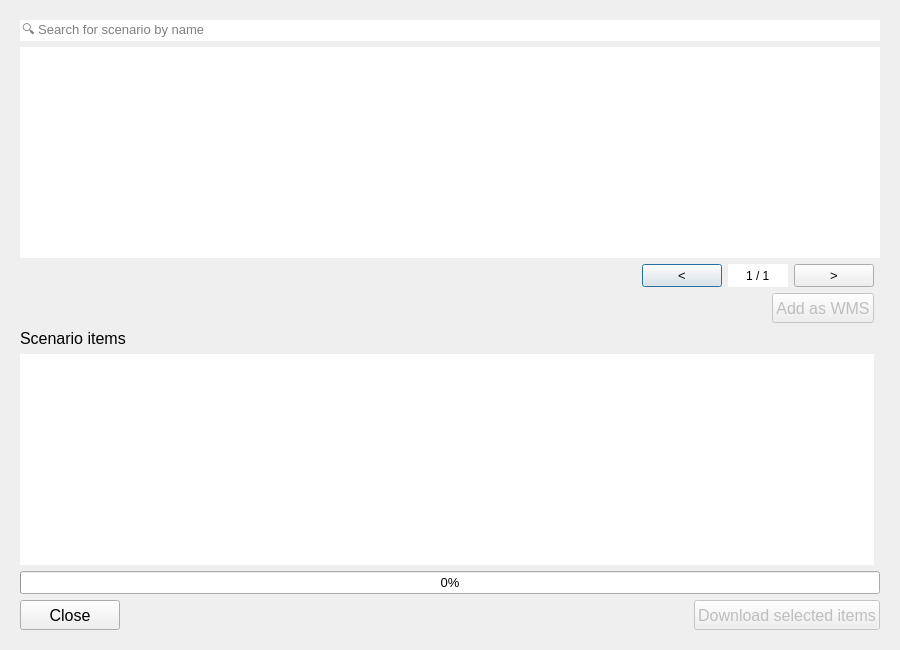
Qt form lizard_qgis_plugin/widgets/ui/scenario_archive_browser.ui (nens/lizard-qgis-plugin) before a commit.
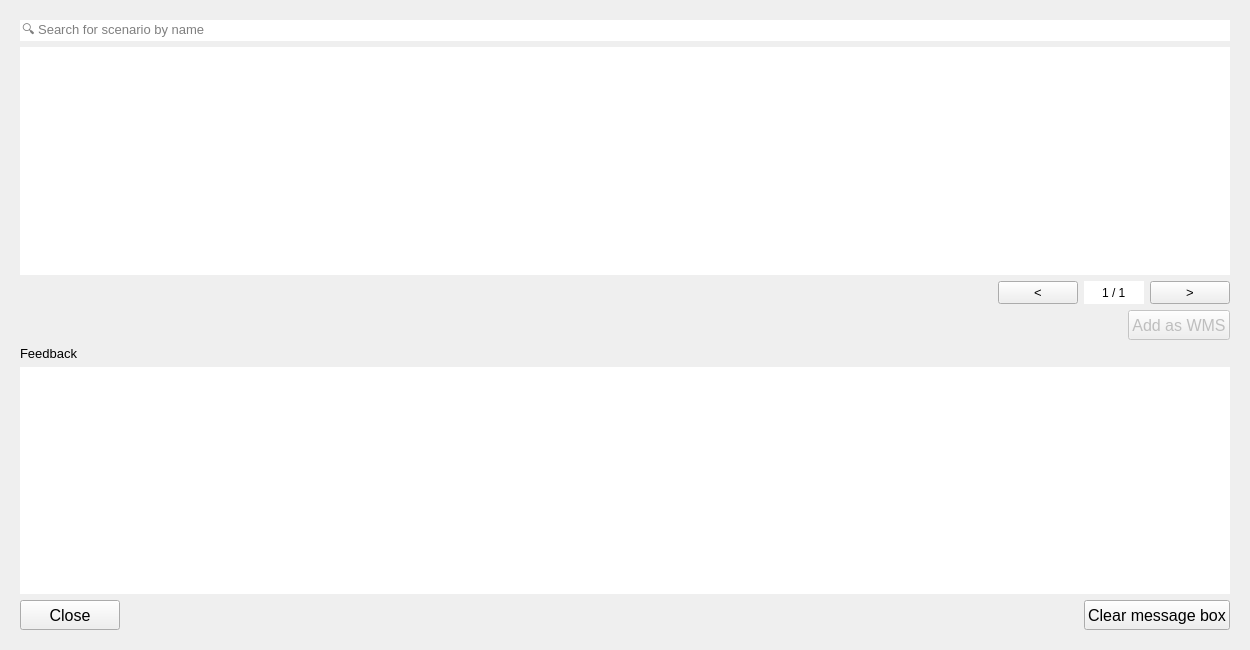
The same form after that commit.

Commit message: Renamed plugin to Lizard.

What changed in the file:
```diff
--- a/lizard_qgis_plugin/widgets/ui/scenario_archive_browser.ui
+++ b/lizard_qgis_plugin/widgets/ui/scenario_archive_browser.ui
@@ -6,7 +6,7 @@
    <rect>
     <x>0</x>
     <y>0</y>
-    <width>900</width>
+    <width>1250</width>
     <height>650</height>
    </rect>
   </property>
@@ -29,7 +29,193 @@
       </size>
      </property>
      <layout class="QGridLayout" name="gridLayout_8">
-      <item row="2" column="0">
+      <item row="1" column="0" colspan="2">
+       <widget class="QTreeView" name="scenario_tv">
+        <property name="font">
+         <font>
+          <pointsize>10</pointsize>
+         </font>
+        </property>
+        <property name="frameShape">
+         <enum>QFrame::NoFrame</enum>
+        </property>
+        <property name="editTriggers">
+         <set>QAbstractItemView::NoEditTriggers</set>
+        </property>
+        <property name="sortingEnabled">
+         <bool>true</bool>
+        </property>
+        <attribute name="headerShowSortIndicator" stdset="0">
+         <bool>true</bool>
+        </attribute>
+       </widget>
+      </item>
+      <item row="3" column="0" colspan="2">
+       <layout class="QHBoxLayout" name="horizontalLayout_3">
+        <property name="bottomMargin">
+         <number>0</number>
+        </property>
+        <item>
+         <spacer name="horizontalSpacer_8">
+          <property name="orientation">
+           <enum>Qt::Horizontal</enum>
+          </property>
+          <property name="sizeHint" stdset="0">
+           <size>
+            <width>40</width>
+            <height>20</height>
+           </size>
+          </property>
+         </spacer>
+        </item>
+        <item>
+         <widget class="QPushButton" name="pb_add_wms">
+          <property name="enabled">
+           <bool>false</bool>
+          </property>
+          <property name="minimumSize">
+           <size>
+            <width>100</width>
+            <height>30</height>
+           </size>
+          </property>
+          <property name="maximumSize">
+           <size>
+            <width>16777215</width>
+            <height>16777215</height>
+           </size>
+          </property>
+          <property name="font">
+           <font>
+            <family>Segoe UI</family>
+            <pointsize>12</pointsize>
+           </font>
+          </property>
+          <property name="text">
+           <string>Add as WMS</string>
+          </property>
+         </widget>
+        </item>
+       </layout>
+      </item>
+      <item row="0" column="0" colspan="2">
+       <widget class="QLineEdit" name="scenario_search_le">
+        <property name="font">
+         <font>
+          <family>Segoe UI</family>
+          <pointsize>10</pointsize>
+         </font>
+        </property>
+        <property name="frame">
+         <bool>false</bool>
+        </property>
+        <property name="placeholderText">
+         <string>🔍 Search for scenario by name</string>
+        </property>
+       </widget>
+      </item>
+      <item row="5" column="0" colspan="2">
+       <widget class="QListView" name="feedback_lv">
+        <property name="font">
+         <font>
+          <pointsize>10</pointsize>
+         </font>
+        </property>
+        <property name="frameShape">
+         <enum>QFrame::NoFrame</enum>
+        </property>
+        <property name="editTriggers">
+         <set>QAbstractItemView::NoEditTriggers</set>
+        </property>
+       </widget>
+      </item>
+      <item row="6" column="0" colspan="2">
+       <layout class="QHBoxLayout" name="horizontalLayout_2">
+        <property name="bottomMargin">
+         <number>0</number>
+        </property>
+        <item>
+         <widget class="QPushButton" name="pb_close">
+          <property name="minimumSize">
+           <size>
+            <width>100</width>
+            <height>30</height>
+           </size>
+          </property>
+          <property name="maximumSize">
+           <size>
+            <width>16777215</width>
+            <height>16777215</height>
+           </size>
+          </property>
+          <property name="font">
+           <font>
+            <family>Segoe UI</family>
+            <pointsize>12</pointsize>
+           </font>
+          </property>
+          <property name="text">
+           <string>Close</string>
+          </property>
+         </widget>
+        </item>
+        <item>
+         <spacer name="horizontalSpacer_7">
+          <property name="orientation">
+           <enum>Qt::Horizontal</enum>
+          </property>
+          <property name="sizeHint" stdset="0">
+           <size>
+            <width>40</width>
+            <height>20</height>
+           </size>
+          </property>
+         </spacer>
+        </item>
+        <item>
+         <widget class="QPushButton" name="pb_clear_feedback">
+          <property name="enabled">
+           <bool>true</bool>
+          </property>
+          <property name="minimumSize">
+           <size>
+            <width>100</width>
+            <height>30</height>
+           </size>
+          </property>
+          <property name="maximumSize">
+           <size>
+            <width>16777215</width>
+            <height>16777215</height>
+           </size>
+          </property>
+          <property name="font">
+           <font>
+            <family>Segoe UI</family>
+            <pointsize>12</pointsize>
+           </font>
+          </property>
+          <property name="text">
+           <string>Clear message box</string>
+          </property>
+         </widget>
+        </item>
+       </layout>
+      </item>
+      <item row="4" column="0">
+       <widget class="QLabel" name="label">
+        <property name="font">
+         <font>
+          <family>Segoe UI</family>
+          <pointsize>10</pointsize>
+         </font>
+        </property>
+        <property name="text">
+         <string>Feedback</string>
+        </property>
+       </widget>
+      </item>
+      <item row="2" column="0" colspan="2">
        <layout class="QHBoxLayout" name="horizontalLayout">
         <property name="topMargin">
          <number>0</number>
@@ -72,6 +258,7 @@
           </property>
           <property name="font">
            <font>
+            <family>Segoe UI</family>
             <pointsize>10</pointsize>
            </font>
           </property>
@@ -97,6 +284,11 @@
             <height>20</height>
            </size>
           </property>
+          <property name="font">
+           <font>
+            <family>Segoe UI</family>
+           </font>
+          </property>
           <property name="focusPolicy">
            <enum>Qt::StrongFocus</enum>
           </property>
@@ -142,6 +334,7 @@
           </property>
           <property name="font">
            <font>
+            <family>Segoe UI</family>
             <pointsize>10</pointsize>
            </font>
           </property>
@@ -152,202 +345,6 @@
         </item>
        </layout>
       </item>
-      <item row="1" column="0" colspan="2">
-       <widget class="QTreeView" name="scenario_tv">
-        <property name="font">
-         <font>
-          <pointsize>10</pointsize>
-         </font>
-        </property>
-        <property name="frameShape">
-         <enum>QFrame::NoFrame</enum>
-        </property>
-        <property name="editTriggers">
-         <set>QAbstractItemView::NoEditTriggers</set>
-        </property>
-        <property name="sortingEnabled">
-         <bool>true</bool>
-        </property>
-        <attribute name="headerShowSortIndicator" stdset="0">
-         <bool>true</bool>
-        </attribute>
-       </widget>
-      </item>
-      <item row="4" column="0">
-       <widget class="QLabel" name="label">
-        <property name="font">
-         <font>
-          <pointsize>12</pointsize>
-         </font>
-        </property>
-        <property name="text">
-         <string>Scenario items</string>
-        </property>
-       </widget>
-      </item>
-      <item row="7" column="0" colspan="2">
-       <layout class="QHBoxLayout" name="horizontalLayout_2">
-        <property name="bottomMargin">
-         <number>0</number>
-        </property>
-        <item>
-         <widget class="QPushButton" name="pb_close">
-          <property name="minimumSize">
-           <size>
-            <width>100</width>
-            <height>30</height>
-           </size>
-          </property>
-          <property name="maximumSize">
-           <size>
-            <width>16777215</width>
-            <height>16777215</height>
-           </size>
-          </property>
-          <property name="font">
-           <font>
-            <pointsize>12</pointsize>
-           </font>
-          </property>
-          <property name="text">
-           <string>Close</string>
-          </property>
-         </widget>
-        </item>
-        <item>
-         <spacer name="horizontalSpacer_7">
-          <property name="orientation">
-           <enum>Qt::Horizontal</enum>
-          </property>
-          <property name="sizeHint" stdset="0">
-           <size>
-            <width>40</width>
-            <height>20</height>
-           </size>
-          </property>
-         </spacer>
-        </item>
-        <item>
-         <widget class="QPushButton" name="pb_download">
-          <property name="enabled">
-           <bool>false</bool>
-          </property>
-          <property name="minimumSize">
-           <size>
-            <width>100</width>
-            <height>30</height>
-           </size>
-          </property>
-          <property name="maximumSize">
-           <size>
-            <width>16777215</width>
-            <height>16777215</height>
-           </size>
-          </property>
-          <property name="font">
-           <font>
-            <pointsize>12</pointsize>
-           </font>
-          </property>
-          <property name="text">
-           <string>Download selected items</string>
-          </property>
-         </widget>
-        </item>
-       </layout>
-      </item>
-      <item row="0" column="0" colspan="2">
-       <widget class="QLineEdit" name="scenario_search_le">
-        <property name="font">
-         <font>
-          <pointsize>10</pointsize>
-         </font>
-        </property>
-        <property name="frame">
-         <bool>false</bool>
-        </property>
-        <property name="placeholderText">
-         <string>🔍 Search for scenario by name</string>
-        </property>
-       </widget>
-      </item>
-      <item row="5" column="0">
-       <widget class="QTreeView" name="scenario_items_tv">
-        <property name="font">
-         <font>
-          <pointsize>10</pointsize>
-         </font>
-        </property>
-        <property name="frameShape">
-         <enum>QFrame::NoFrame</enum>
-        </property>
-        <property name="editTriggers">
-         <set>QAbstractItemView::NoEditTriggers</set>
-        </property>
-       </widget>
-      </item>
-      <item row="6" column="0" colspan="2">
-       <widget class="QProgressBar" name="pbar_download">
-        <property name="font">
-         <font>
-          <pointsize>10</pointsize>
-         </font>
-        </property>
-        <property name="value">
-         <number>0</number>
-        </property>
-        <property name="alignment">
-         <set>Qt::AlignCenter</set>
-        </property>
-       </widget>
-      </item>
-      <item row="3" column="0">
-       <layout class="QHBoxLayout" name="horizontalLayout_3">
-        <property name="bottomMargin">
-         <number>0</number>
-        </property>
-        <item>
-         <spacer name="horizontalSpacer_8">
-          <property name="orientation">
-           <enum>Qt::Horizontal</enum>
-          </property>
-          <property name="sizeHint" stdset="0">
-           <size>
-            <width>40</width>
-            <height>20</height>
-           </size>
-          </property>
-         </spacer>
-        </item>
-        <item>
-         <widget class="QPushButton" name="pb_add_wms">
-          <property name="enabled">
-           <bool>false</bool>
-          </property>
-          <property name="minimumSize">
-           <size>
-            <width>100</width>
-            <height>30</height>
-           </size>
-          </property>
-          <property name="maximumSize">
-           <size>
-            <width>16777215</width>
-            <height>16777215</height>
-           </size>
-          </property>
-          <property name="font">
-           <font>
-            <pointsize>12</pointsize>
-           </font>
-          </property>
-          <property name="text">
-           <string>Add as WMS</string>
-          </property>
-         </widget>
-        </item>
-       </layout>
-      </item>
      </layout>
     </widget>
    </item>
```
The commit also changes 1 other file.
